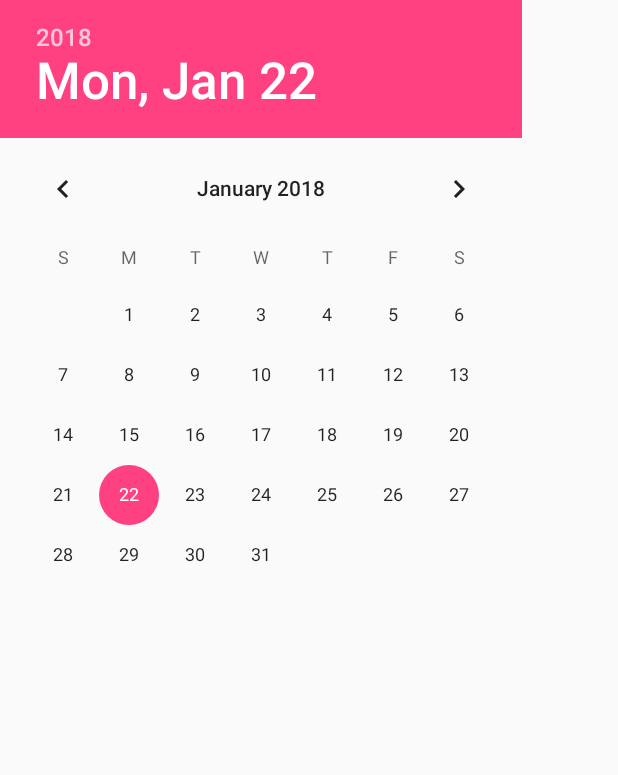
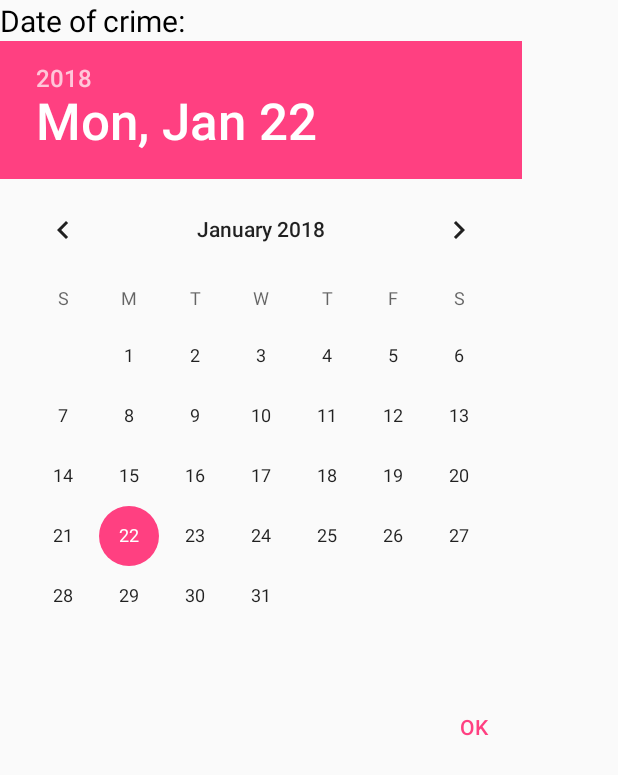
Before and after one commit to danil-buhakov/CriminalIntent, an Android app: the layout dialog_date.xml on its own in the app's theme, with its tools: preview values and no code run, on a phone screen of 412 x 824 dp. Shown: the top 775 px of the screen. Run offline under Robolectric (Android 15) with nearby library versions, the phone set to English and light mode, and no system bars.

```diff
--- a/app/src/main/res/layout/dialog_date.xml
+++ b/app/src/main/res/layout/dialog_date.xml
@@ -1,9 +1,25 @@
 <?xml version="1.0" encoding="utf-8"?>
-<DatePicker
+<LinearLayout
     xmlns:android="http://schemas.android.com/apk/res/android"
-    android:id="@+id/dialog_date_picker"
     android:layout_width="wrap_content"
     android:layout_height="wrap_content"
-    android:calendarViewShown="false">
-
-</DatePicker>
+    android:orientation="vertical">
+    <TextView
+        android:layout_width="wrap_content"
+        android:layout_height="wrap_content"
+        android:textColor="@android:color/background_dark"
+        android:textSize="20sp"
+        android:text="@string/date_picker_title"/>
+    <DatePicker
+        android:id="@+id/dialog_date_picker"
+        android:layout_width="wrap_content"
+        android:layout_height="wrap_content"
+        android:calendarViewShown="false"/>
+    <Button
+        style="?android:buttonBarButtonStyle"
+        android:id="@+id/crime_date"
+        android:layout_width="wrap_content"
+        android:layout_height="wrap_content"
+        android:layout_gravity="end"
+        android:text="@android:string/ok"/>
+</LinearLayout>
```
Also changed, not shown: app/src/main/java/com/book/dan/criminalintent/DatePickerFragment.java (+33 -2 lines).
